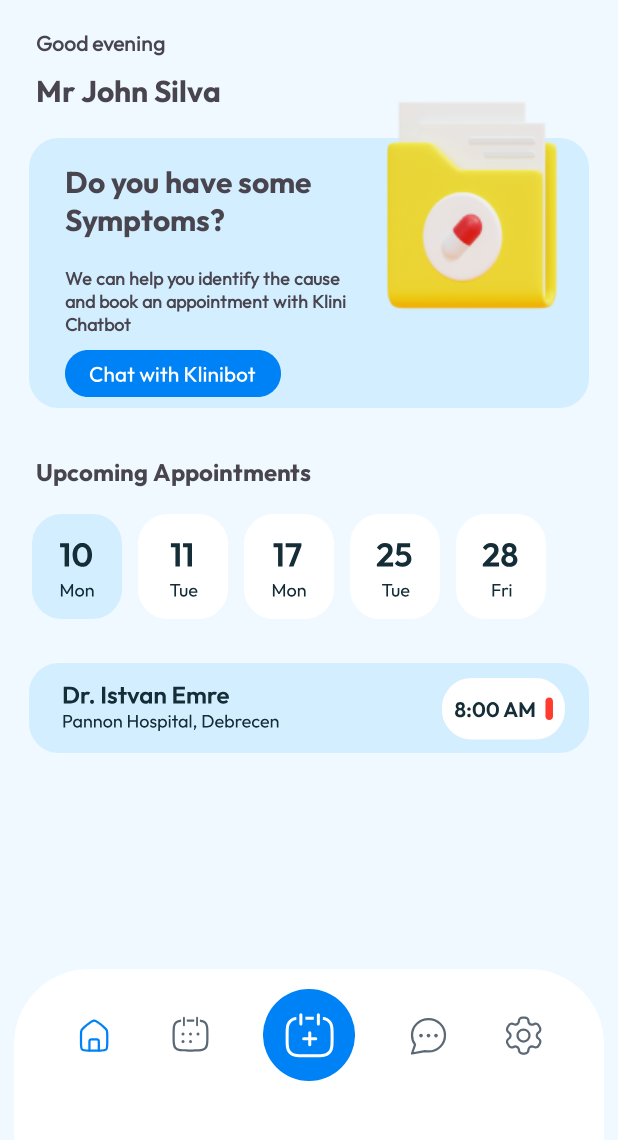
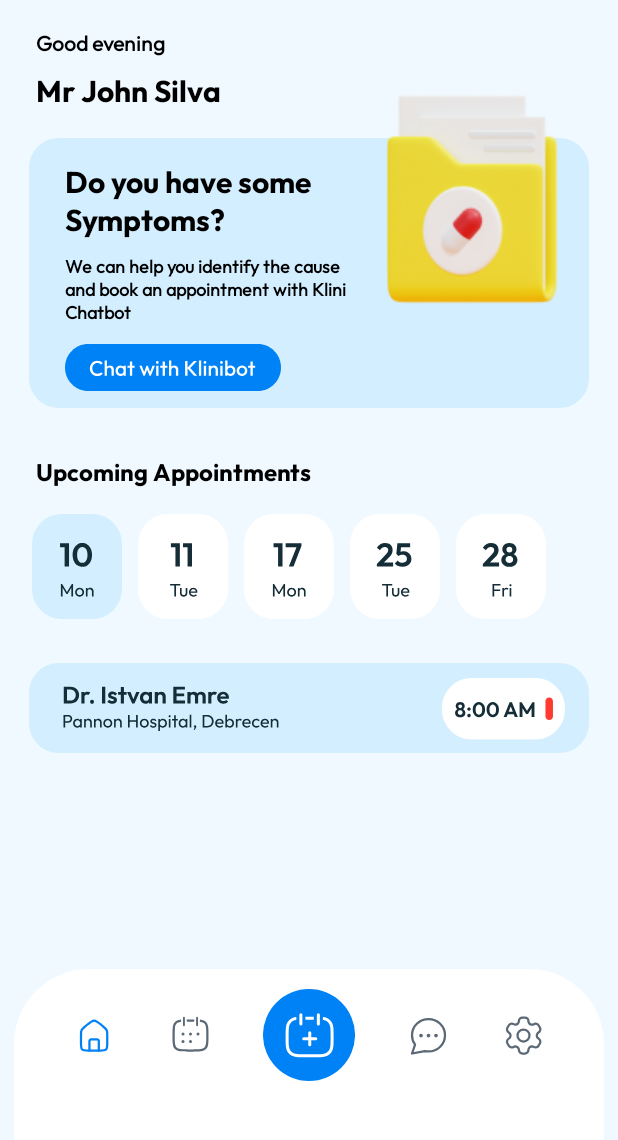
Before and after one commit to chebbi603/Application, an Android app: the screen it shows after launch (MainActivity), on a phone screen of 412 x 824 dp, the part 96-1236 px from its top. Run offline under Robolectric (Android 15) with nearby library versions, the phone set to English and light mode, and no system bars; 1 statement that could not run was skipped.

Commit message:
final version

```diff
--- a/app/src/main/java/com/twensa/application/MainActivity.java
+++ b/app/src/main/java/com/twensa/application/MainActivity.java
@@ -1,14 +1,24 @@
 package com.twensa.application;
 
 import androidx.appcompat.app.AppCompatActivity;
+import androidx.constraintlayout.widget.ConstraintLayout;
 
 import android.os.Bundle;
+import android.view.View;
+import android.widget.Toast;
 
 public class MainActivity extends AppCompatActivity {
 
     @Override
     protected void onCreate(Bundle savedInstanceState) {
         super.onCreate(savedInstanceState);
+        ConstraintLayout c = (ConstraintLayout) findViewById(R.id.cons);
         setContentView(R.layout.activity_main);
+        c.setOnClickListener(new View.OnClickListener() {
+            @Override
+            public void onClick(View v) {
+                Toast.makeText(MainActivity.this, "UNDER DEVELOPMENT", Toast.LENGTH_SHORT).show();
+            }
+        });
     }
 }
--- a/app/src/main/res/layout/activity_main.xml
+++ b/app/src/main/res/layout/activity_main.xml
@@ -2,6 +2,7 @@
 <androidx.constraintlayout.widget.ConstraintLayout xmlns:android="http://schemas.android.com/apk/res/android"
     xmlns:app="http://schemas.android.com/apk/res-auto"
     xmlns:tools="http://schemas.android.com/tools"
+    android:id="@+id/cons"
     android:layout_width="match_parent"
     android:layout_height="match_parent"
     android:background="#F0F9FF"
@@ -35,6 +36,7 @@
         android:layout_marginTop="24dp"
         android:fontFamily="@font/of_reg"
         android:text="Good evening"
+        android:textColor="#000"
         android:textStyle="bold"
         android:typeface="normal"
         app:layout_constraintStart_toStartOf="parent"
@@ -48,6 +50,7 @@
         android:layout_marginTop="8dp"
         android:fontFamily="@font/of_bold"
         android:text="Mr John Silva"
+        android:textColor="#000"
         android:textSize="20sp"
         android:textStyle="bold"
         android:typeface="normal"
@@ -61,6 +64,7 @@
         android:layout_marginTop="32dp"
         android:fontFamily="@font/of_bold"
         android:text="Upcoming Appointments"
+        android:textColor="#000"
         android:textSize="16sp"
         android:textStyle="bold"
         android:typeface="normal"
@@ -85,6 +89,7 @@
         android:layout_marginTop="16dp"
         android:fontFamily="@font/of_bold"
         android:text="Do you have some\nSymptoms?"
+        android:textColor="#000"
         android:textSize="20sp"
         android:textStyle="bold"
         android:typeface="normal"
@@ -96,9 +101,10 @@
         android:layout_width="209dp"
         android:layout_height="0dp"
         android:layout_marginStart="24dp"
-        android:layout_marginTop="16dp"
+        android:layout_marginTop="8dp"
         android:fontFamily="@font/of_reg"
         android:text="We can help you identify the cause and book an appointment with Klini Chatbot"
+        android:textColor="#000"
         android:textSize="12sp"
         android:textStyle="bold"
         android:typeface="normal"
```
